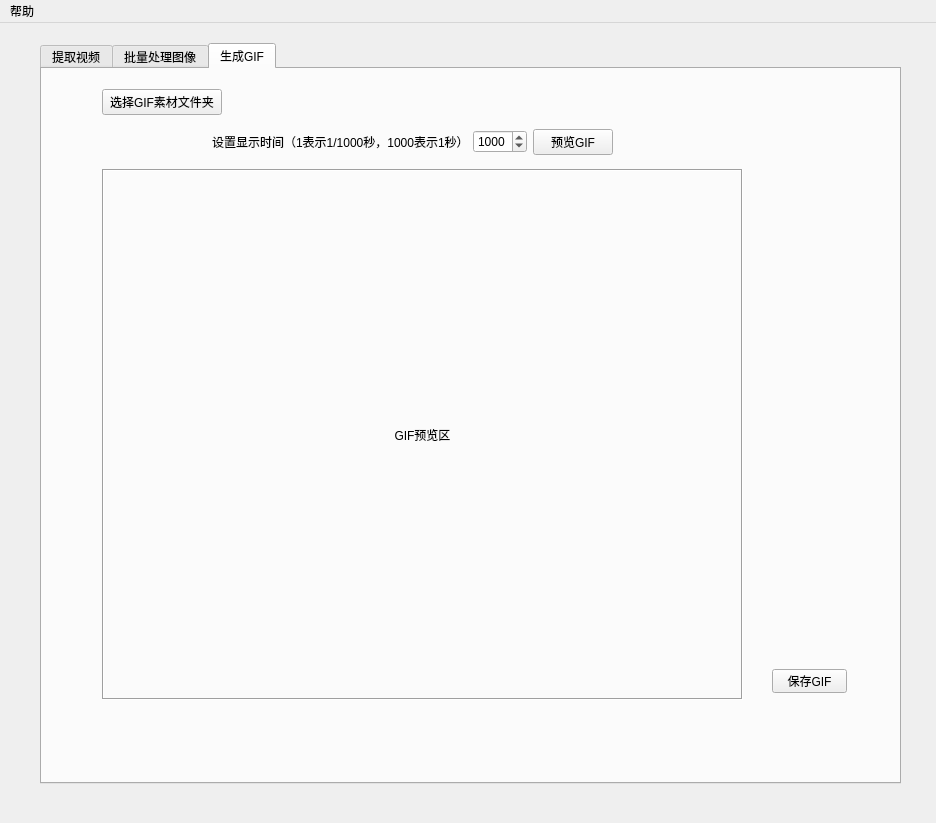
This is main.ui in AsgeologeekFan/VideoFC as Qt 5 draws it before an edit. The edited form follows.
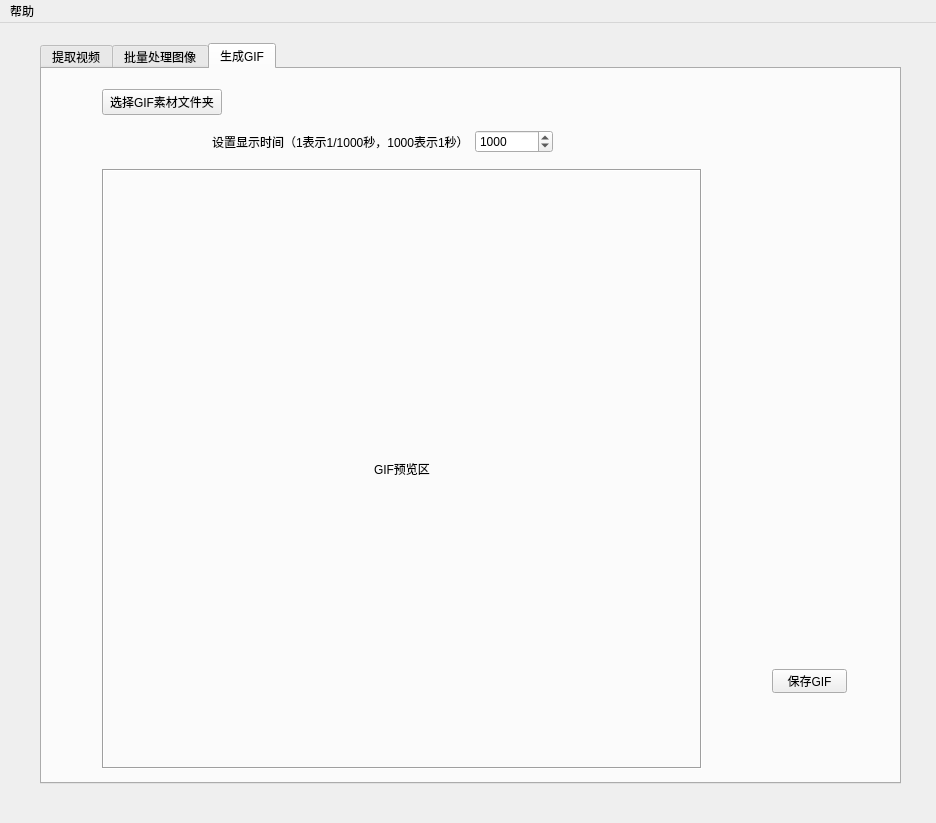
This is the edited form. The open tabs and pages were chosen to show the change. Custom widgets are drawn as their Qt base class.

Commit message: Add GIF Optimized layout Add file version info

What changed in the file:
```diff
--- a/main.ui
+++ b/main.ui
@@ -752,8 +752,8 @@
        <rect>
         <x>60</x>
         <y>100</y>
-        <width>641</width>
-        <height>531</height>
+        <width>600</width>
+        <height>600</height>
        </rect>
       </property>
       <property name="frameShape">
@@ -790,7 +790,7 @@
        <rect>
         <x>170</x>
         <y>60</y>
-        <width>401</width>
+        <width>341</width>
         <height>26</height>
        </rect>
       </property>
@@ -824,13 +824,6 @@
          </property>
         </widget>
        </item>
-       <item>
-        <widget class="QPushButton" name="pushButton_test">
-         <property name="text">
-          <string>预览GIF</string>
-         </property>
-        </widget>
-       </item>
       </layout>
      </widget>
      <widget class="QWidget" name="layoutWidget">
```
Left out of the diff: 7 changed lines with no effect on the pictures. The commit also changes 3 other files.
